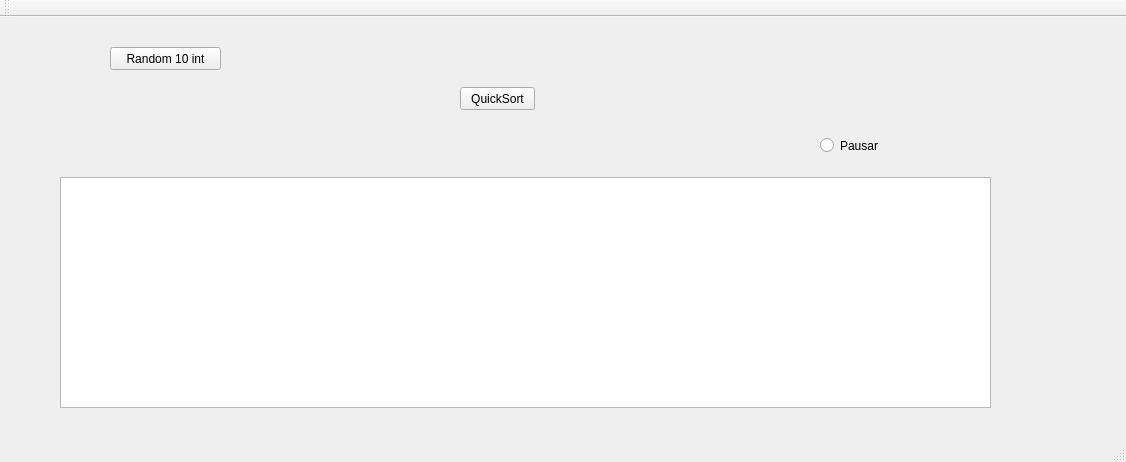
Qt form Primer_Proyecto_Programado/mainwindow.ui (abadillagodinez/ED_Progra_1) before a commit.
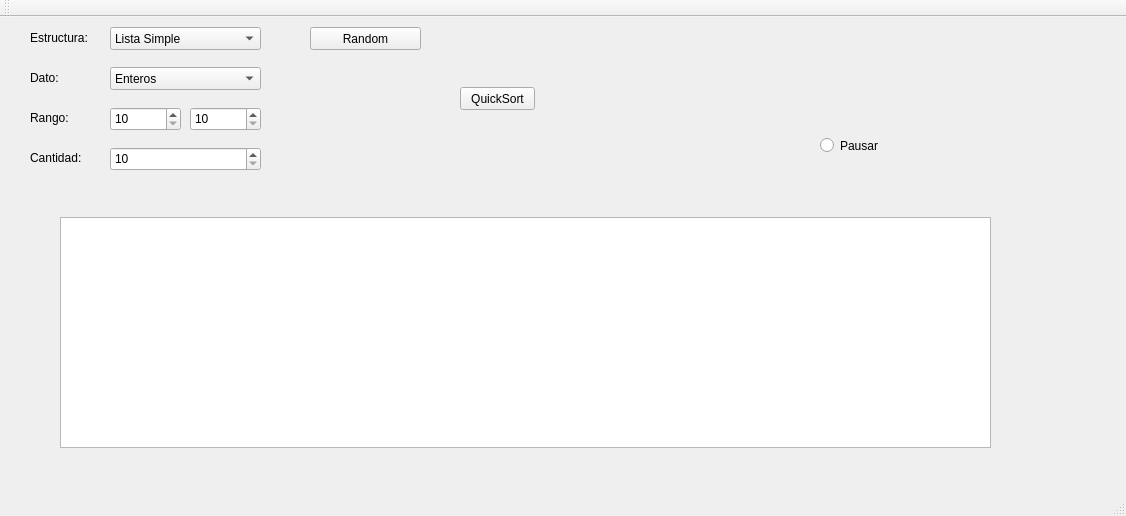
The same form after that commit.

```diff
--- a/Primer_Proyecto_Programado/mainwindow.ui
+++ b/Primer_Proyecto_Programado/mainwindow.ui
@@ -7,7 +7,7 @@
     <x>0</x>
     <y>0</y>
     <width>1126</width>
-    <height>462</height>
+    <height>516</height>
    </rect>
   </property>
   <property name="windowTitle">
@@ -18,7 +18,7 @@
     <property name="geometry">
      <rect>
       <x>60</x>
-      <y>160</y>
+      <y>200</y>
       <width>931</width>
       <height>231</height>
      </rect>
@@ -40,14 +40,14 @@
    <widget class="QPushButton" name="btnRandonInt">
     <property name="geometry">
      <rect>
-      <x>110</x>
-      <y>30</y>
+      <x>310</x>
+      <y>10</y>
       <width>111</width>
       <height>23</height>
      </rect>
     </property>
     <property name="text">
-     <string>Random 10 int</string>
+     <string>Random</string>
     </property>
    </widget>
    <widget class="QPushButton" name="btnQuick">
@@ -63,6 +63,191 @@
      <string>QuickSort</string>
     </property>
    </widget>
+   <widget class="QComboBox" name="cbxEstructura">
+    <property name="geometry">
+     <rect>
+      <x>110</x>
+      <y>10</y>
+      <width>151</width>
+      <height>23</height>
+     </rect>
+    </property>
+    <property name="currentText">
+     <string>Lista Simple</string>
+    </property>
+    <property name="currentIndex">
+     <number>0</number>
+    </property>
+    <item>
+     <property name="text">
+      <string>Lista Simple</string>
+     </property>
+    </item>
+    <item>
+     <property name="text">
+      <string>Lista Doble</string>
+     </property>
+    </item>
+    <item>
+     <property name="text">
+      <string>Lista Doble Circular</string>
+     </property>
+    </item>
+    <item>
+     <property name="text">
+      <string>Pila</string>
+     </property>
+    </item>
+    <item>
+     <property name="text">
+      <string>Cola</string>
+     </property>
+    </item>
+   </widget>
+   <widget class="QComboBox" name="cbxDato">
+    <property name="geometry">
+     <rect>
+      <x>110</x>
+      <y>50</y>
+      <width>151</width>
+      <height>23</height>
+     </rect>
+    </property>
+    <item>
+     <property name="text">
+      <string>Enteros</string>
+     </property>
+    </item>
+    <item>
+     <property name="text">
+      <string>Letras</string>
+     </property>
+    </item>
+    <item>
+     <property name="text">
+      <string>Strings</string>
+     </property>
+    </item>
+    <item>
+     <property name="text">
+      <string>Palabras</string>
+     </property>
+    </item>
+    <item>
+     <property name="text">
+      <string>Otros</string>
+     </property>
+    </item>
+   </widget>
+   <widget class="QLabel" name="lblEstructura">
+    <property name="geometry">
+     <rect>
+      <x>30</x>
+      <y>10</y>
+      <width>71</width>
+      <height>21</height>
+     </rect>
+    </property>
+    <property name="text">
+     <string>Estructura:</string>
+    </property>
+   </widget>
+   <widget class="QLabel" name="lblDato">
+    <property name="geometry">
+     <rect>
+      <x>30</x>
+      <y>50</y>
+      <width>61</width>
+      <height>21</height>
+     </rect>
+    </property>
+    <property name="text">
+     <string>Dato:</string>
+    </property>
+   </widget>
+   <widget class="QLabel" name="lblCantidadDatos">
+    <property name="geometry">
+     <rect>
+      <x>30</x>
+      <y>130</y>
+      <width>61</width>
+      <height>21</height>
+     </rect>
+    </property>
+    <property name="text">
+     <string>Cantidad:</string>
+    </property>
+   </widget>
+   <widget class="QSpinBox" name="sbxCantidad">
+    <property name="enabled">
+     <bool>true</bool>
+    </property>
+    <property name="geometry">
+     <rect>
+      <x>110</x>
+      <y>130</y>
+      <width>151</width>
+      <height>24</height>
+     </rect>
+    </property>
+    <property name="minimum">
+     <number>10</number>
+    </property>
+    <property name="maximum">
+     <number>100</number>
+    </property>
+   </widget>
+   <widget class="QSpinBox" name="sbxRango1">
+    <property name="enabled">
+     <bool>true</bool>
+    </property>
+    <property name="geometry">
+     <rect>
+      <x>110</x>
+      <y>90</y>
+      <width>71</width>
+      <height>24</height>
+     </rect>
+    </property>
+    <property name="minimum">
+     <number>10</number>
+    </property>
+    <property name="maximum">
+     <number>100</number>
+    </property>
+   </widget>
+   <widget class="QLabel" name="lblRango">
+    <property name="geometry">
+     <rect>
+      <x>30</x>
+      <y>90</y>
+      <width>61</width>
+      <height>21</height>
+     </rect>
+    </property>
+    <property name="text">
+     <string>Rango:</string>
+    </property>
+   </widget>
+   <widget class="QSpinBox" name="sbxRango2">
+    <property name="enabled">
+     <bool>true</bool>
+    </property>
+    <property name="geometry">
+     <rect>
+      <x>190</x>
+      <y>90</y>
+      <width>71</width>
+      <height>24</height>
+     </rect>
+    </property>
+    <property name="minimum">
+     <number>10</number>
+    </property>
+    <property name="maximum">
+     <number>100</number>
+    </property>
+   </widget>
   </widget>
   <widget class="QMenuBar" name="menuBar">
    <property name="geometry">
```
Left out of the diff: 4 changed lines with no effect on the pictures.
